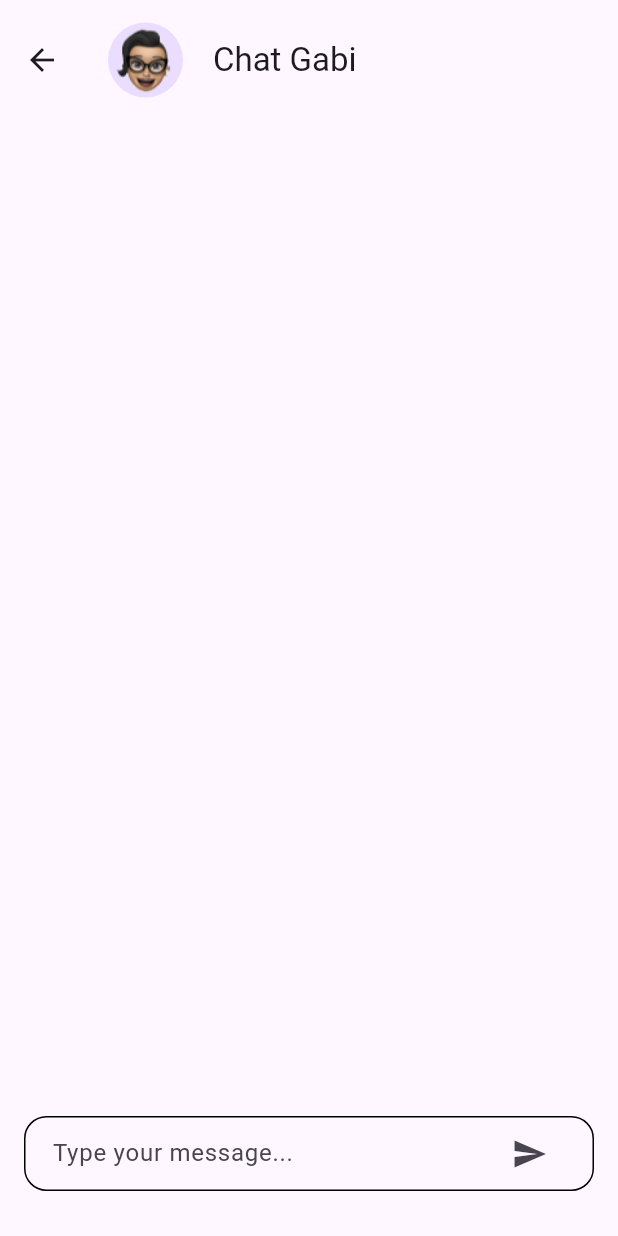
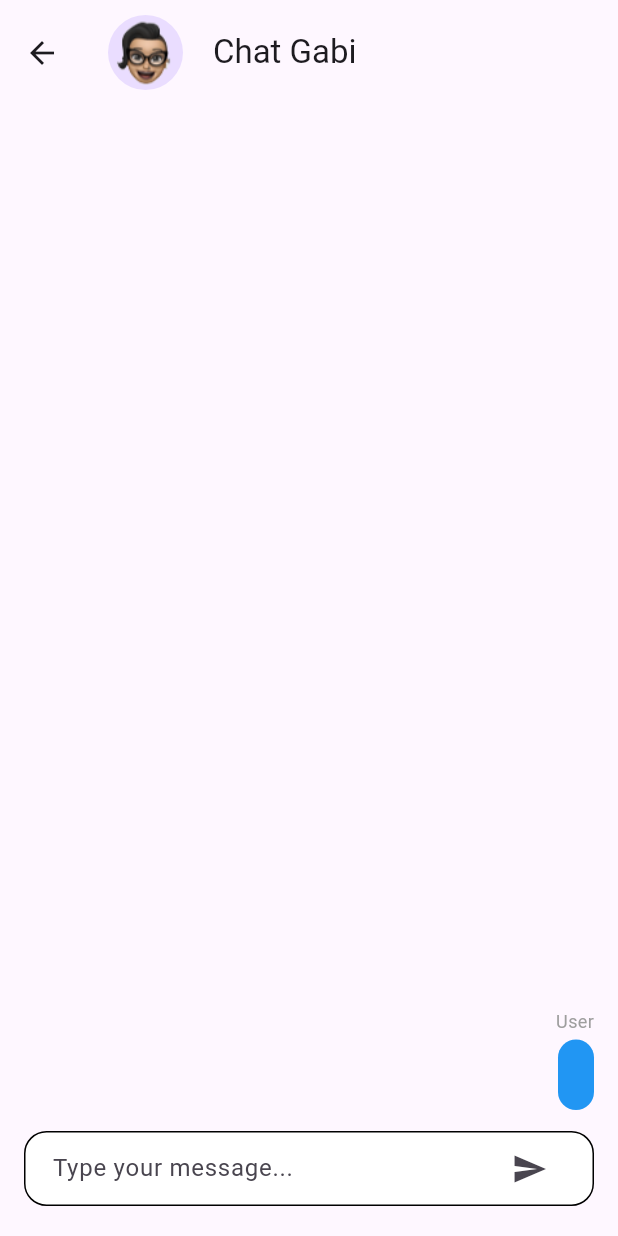
Before and after one commit to Mdednnjya/MindScapae, a Flutter app: the ChatGabi screen opened by its route, after a tap on the "send" icon, on a phone screen of 412 x 824 dp. Run offline on Flutter 3.47's test engine with Material 3 defaults, Android fonts, the phone set to English and light mode, and no system bars; our stand-ins replace flutter_svg; project files that could hold a hidden picture were left out.

```diff
--- a/lib/ui/screens/sub/gabi/chat_gabi.dart
+++ b/lib/ui/screens/sub/gabi/chat_gabi.dart
@@ -1,4 +1,5 @@
 import 'package:flutter/material.dart';
+import 'package:mindscape/ui/screens/sub/gabi/chatmessage.dart';
 
 class ChatGabi extends StatefulWidget {
   const ChatGabi({super.key});
@@ -8,6 +9,22 @@ class ChatGabi extends StatefulWidget {
 }
 
 class _ChatGabiState extends State<ChatGabi> {
+  final TextEditingController _messageController = TextEditingController();
+  final List<ChatMessage> _messages = [];
+
+  void _sendMessage() {
+    ChatMessage _message = ChatMessage(
+      text: _messageController.text,
+      sender: 'User',
+    );
+
+    setState(() {
+      _messages.insert(0, _message);
+    });
+
+    _messageController.clear();
+  }
+
   @override
   Widget build(BuildContext context) {
     return Scaffold(
@@ -22,30 +39,70 @@ class _ChatGabiState extends State<ChatGabi> {
             Text('Chat Gabi'),
           ],
         ),
-        toolbarHeight: 80,
+        toolbarHeight: 70,
       ),
       body: SafeArea(
         child: Column(
           children: [
             Expanded(
-          child: Container(
-            // Chat area
+              flex: 9,
+              child: Padding(
+                padding: EdgeInsets.symmetric(horizontal: 16),
+                child: ListView.builder(
+                  reverse: true,
+                  itemCount: _messages.length,
+                  itemBuilder: (context, index) {
+                    final message = _messages[index];
+                    final isUserMessage = message.sender == 'User';
+
+                    return Align(
+                      alignment: isUserMessage
+                          ? Alignment.centerRight
+                          : Alignment.centerLeft,
+                      child: Column(
+                        crossAxisAlignment: isUserMessage
+                            ? CrossAxisAlignment.end
+                            : CrossAxisAlignment.start,
+                        children: [
+                          Text(
+                            message.sender,
+                            style: TextStyle(
+                              color: Colors.grey,
+                              fontSize: 12,
                             ),
                           ),
                           Container(
-          // Chat area
+                            margin: EdgeInsets.symmetric(vertical: 4),
+                            decoration: BoxDecoration(
+                              borderRadius: BorderRadius.circular(15),
+                              color: isUserMessage
+                                  ? Colors.blue
+                                  : Color(0xFF41C9E2),
                             ),
-        Expanded(
-          child: SingleChildScrollView(
-            reverse: true,
-            child: Column(
-          children: [
+                            padding: EdgeInsets.all(12),
+                            child: Text(
+                              message.text,
+                              style: TextStyle(
+                                color: Colors.white,
+                                fontSize: 16,
+                              ),
+                            ),
+                          ),
+                        ],
+                      ),
+                    );
+                  },
+                ),
+              ),
+            ),
             Padding(
-              padding: EdgeInsets.only(left: 16, right: 16, bottom: 30),
+              padding:
+                  EdgeInsets.only(top: 10, left: 16, right: 16, bottom: 20),
               child: Container(
                 decoration: BoxDecoration(
+                  borderRadius: BorderRadius.circular(15),
                   border: Border.all(color: Colors.black),
-              borderRadius: BorderRadius.circular(15),
+                  color: Colors.white,
                 ),
                 child: Padding(
                   padding: EdgeInsets.only(left: 18, right: 18),
@@ -53,6 +110,10 @@ class _ChatGabiState extends State<ChatGabi> {
                     children: [
                       Expanded(
                         child: TextField(
+                          controller: _messageController,
+                          onSubmitted: (value) {
+                            _sendMessage();
+                          },
                           maxLines: null,
                           decoration: InputDecoration(
                             hintText: 'Type your message...',
@@ -68,7 +129,7 @@ class _ChatGabiState extends State<ChatGabi> {
                       SizedBox(width: 10),
                       IconButton(
                         onPressed: () {
-                  // Send message logic
+                          _sendMessage();
                         },
                         icon: Icon(Icons.send),
                       ),
@@ -80,10 +141,6 @@ class _ChatGabiState extends State<ChatGabi> {
           ],
         ),
       ),
-        ),
-          ],
-        ),
-      ),
     );
   }
 }
```
Also changed, not shown: lib/ui/screens/home_screen.dart (+3 -8 lines), lib/ui/screens/sub/gabi/chatmessage.dart (added, +38 -0 lines). Lines whose indentation alone changed are shown as unchanged.
